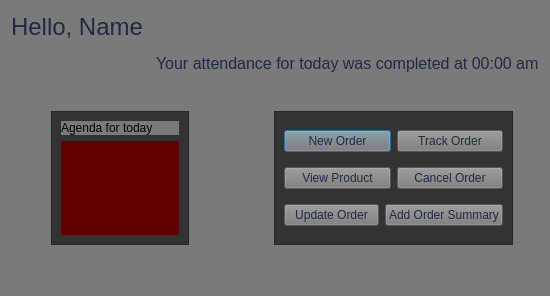
This is Bhitti/employeedash.ui in BigyaDhungana/Bhitti_v2 as Qt 5 draws it before an edit. The edited form follows.
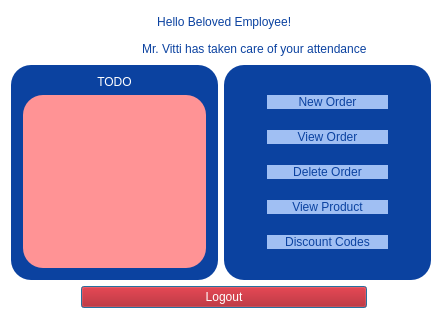
This is the edited form. Icons and pictures are not drawn.

Commit message: Employee Dash UI Done

What changed in the file:
```diff
--- a/Bhitti/employeedash.ui
+++ b/Bhitti/employeedash.ui
@@ -6,333 +6,260 @@
    <rect>
     <x>0</x>
     <y>0</y>
-    <width>440</width>
-    <height>296</height>
+    <width>448</width>
+    <height>319</height>
    </rect>
   </property>
   <property name="windowTitle">
    <string>Dialog</string>
   </property>
   <property name="styleSheet">
-   <string notr="true">background-color: rgb(122, 122, 122);</string>
+   <string notr="true">background-color: rgb(255, 255, 255);</string>
   </property>
-  <layout class="QGridLayout" name="gridLayout_6">
+  <layout class="QGridLayout" name="gridLayout" rowstretch="10,45,45">
    <item row="0" column="0">
-    <layout class="QVBoxLayout" name="verticalLayout_9" stretch="25,10,50,15">
+    <layout class="QHBoxLayout" name="horizontalLayout_6" stretch="0">
      <item>
-      <layout class="QGridLayout" name="gridLayout_5">
-       <item row="0" column="1">
-        <spacer name="horizontalSpacer">
-         <property name="orientation">
-          <enum>Qt::Horizontal</enum>
-         </property>
-         <property name="sizeHint" stdset="0">
-          <size>
-           <width>285</width>
-           <height>20</height>
-          </size>
-         </property>
-        </spacer>
-       </item>
-       <item row="0" column="0">
+      <layout class="QVBoxLayout" name="verticalLayout_3">
+       <item>
         <layout class="QHBoxLayout" name="horizontalLayout_4">
+         <item>
+          <widget class="QLabel" name="label_3">
+           <property name="maximumSize">
+            <size>
+             <width>264</width>
+             <height>112</height>
+            </size>
+           </property>
+           <property name="styleSheet">
+            <string notr="true"/>
+           </property>
+           <property name="text">
+            <string/>
+           </property>
+           <property name="pixmap">
+            <pixmap>C:/Users/Asus/Downloads/Untitled-2.png</pixmap>
+           </property>
+           <property name="scaledContents">
+            <bool>true</bool>
+           </property>
+           <property name="wordWrap">
+            <bool>true</bool>
+           </property>
+          </widget>
+         </item>
+         <item>
+          <spacer name="horizontalSpacer">
+           <property name="orientation">
+            <enum>Qt::Horizontal</enum>
+           </property>
+           <property name="sizeHint" stdset="0">
+            <size>
+             <width>40</width>
+             <height>20</height>
+            </size>
+           </property>
+          </spacer>
+         </item>
          <item>
           <widget class="QLabel" name="label">
-           <property name="font">
-            <font>
-             <pointsize>18</pointsize>
-            </font>
-           </property>
            <property name="styleSheet">
-            <string notr="true">background-color: rgb(122, 122, 122);
-color: rgb(32, 42, 68);</string>
+            <string notr="true">color: rgb(11, 66, 160);
+font: 22pt &quot;Segoe UI&quot;;</string>
            </property>
            <property name="text">
-            <string>Hello, Name </string>
+            <string>Hello Beloved Employee!  </string>
+           </property>
+           <property name="alignment">
+            <set>Qt::AlignCenter</set>
            </property>
           </widget>
          </item>
+         <item>
+          <spacer name="horizontalSpacer_2">
+           <property name="orientation">
+            <enum>Qt::Horizontal</enum>
+           </property>
+           <property name="sizeHint" stdset="0">
+            <size>
+             <width>40</width>
+             <height>20</height>
+            </size>
+           </property>
+          </spacer>
+         </item>
         </layout>
        </item>
-       <item row="1" column="0">
-        <spacer name="horizontalSpacer_2">
-         <property name="orientation">
-          <enum>Qt::Horizontal</enum>
-         </property>
-         <property name="sizeHint" stdset="0">
-          <size>
-           <width>129</width>
-           <height>20</height>
-          </size>
-         </property>
-        </spacer>
-       </item>
-       <item row="1" column="1">
+       <item>
         <layout class="QHBoxLayout" name="horizontalLayout_5">
          <item>
-          <widget class="QLabel" name="label_3">
-           <property name="font">
-            <font>
-             <pointsize>12</pointsize>
-            </font>
-           </property>
-           <property name="tabletTracking">
-            <bool>false</bool>
-           </property>
+          <widget class="QLabel" name="label_2">
            <property name="styleSheet">
-            <string notr="true">background-color: rgb(122, 122, 122);
-;
-color: rgb(32, 42, 68);</string>
+            <string notr="true">color: rgb(11, 66, 160);
+font: 300 12pt &quot;Segoe UI&quot;;</string>
            </property>
            <property name="text">
-            <string>Your attendance for today was completed at 00:00 am</string>
+            <string>                           Mr. Vitti has taken care of your attendance       </string>
            </property>
+           <property name="alignment">
+            <set>Qt::AlignCenter</set>
+           </property>
           </widget>
          </item>
         </layout>
        </item>
       </layout>
      </item>
+    </layout>
+   </item>
+   <item row="2" column="0" colspan="2">
+    <layout class="QHBoxLayout" name="horizontalLayout">
+     <property name="leftMargin">
+      <number>70</number>
+     </property>
+     <property name="rightMargin">
+      <number>70</number>
+     </property>
      <item>
-      <spacer name="verticalSpacer_4">
-       <property name="orientation">
-        <enum>Qt::Vertical</enum>
+      <widget class="QPushButton" name="pushButton_6">
+       <property name="styleSheet">
+        <string notr="true">color: rgb(255, 255, 255);
+background-color: rgb(177, 0, 3);
+font: 900 9pt &quot;Segoe UI Black&quot;;</string>
        </property>
-       <property name="sizeHint" stdset="0">
-        <size>
-         <width>20</width>
-         <height>64</height>
-        </size>
+       <property name="text">
+        <string>Logout</string>
        </property>
-      </spacer>
+      </widget>
      </item>
+    </layout>
+   </item>
+   <item row="1" column="0">
+    <layout class="QHBoxLayout" name="horizontalLayout_3" stretch="30,30">
      <item>
-      <layout class="QGridLayout" name="gridLayout_4" columnstretch="10,35,20,0">
-       <item row="0" column="1">
-        <layout class="QGridLayout" name="gridLayout_2">
-         <item row="1" column="0">
-          <widget class="QFrame" name="frame_2">
-           <property name="sizePolicy">
-            <sizepolicy hsizetype="Preferred" vsizetype="Preferred">
-             <horstretch>0</horstretch>
-             <verstretch>0</verstretch>
-            </sizepolicy>
-           </property>
-           <property name="styleSheet">
-            <string notr="true">background-color: rgb(51, 51, 51);</string>
-           </property>
-           <property name="frameShape">
-            <enum>QFrame::StyledPanel</enum>
-           </property>
-           <property name="frameShadow">
-            <enum>QFrame::Raised</enum>
-           </property>
-           <layout class="QVBoxLayout" name="verticalLayout_4">
-            <item>
-             <layout class="QVBoxLayout" name="verticalLayout_3" stretch="10,90">
-              <item>
-               <layout class="QVBoxLayout" name="verticalLayout_8">
-                <item>
-                 <widget class="QLabel" name="label_4">
-                  <property name="styleSheet">
-                   <string notr="true">background-color: rgb(122, 122, 122);</string>
-                  </property>
-                  <property name="text">
-                   <string>Agenda for today</string>
-                  </property>
-                 </widget>
-                </item>
-               </layout>
-              </item>
-              <item>
-               <layout class="QVBoxLayout" name="verticalLayout_5">
-                <item>
-                 <widget class="QLabel" name="label_2">
-                  <property name="styleSheet">
-                   <string notr="true">background-color: rgb(98, 0, 0);</string>
-                  </property>
-                  <property name="text">
-                   <string/>
-                  </property>
-                 </widget>
-                </item>
-               </layout>
-              </item>
-             </layout>
-            </item>
-           </layout>
-          </widget>
-         </item>
-        </layout>
-       </item>
-       <item row="0" column="2">
-        <spacer name="horizontalSpacer_3">
-         <property name="orientation">
-          <enum>Qt::Horizontal</enum>
-         </property>
-         <property name="sizeHint" stdset="0">
-          <size>
-           <width>40</width>
-           <height>20</height>
-          </size>
-         </property>
-        </spacer>
-       </item>
-       <item row="0" column="3">
-        <layout class="QGridLayout" name="gridLayout" columnstretch="90,10">
-         <item row="0" column="0">
-          <widget class="QFrame" name="frame">
-           <property name="styleSheet">
-            <string notr="true">background-color: rgb(51, 51, 51);</string>
-           </property>
-           <property name="frameShape">
-            <enum>QFrame::StyledPanel</enum>
-           </property>
-           <property name="frameShadow">
-            <enum>QFrame::Raised</enum>
-           </property>
-           <layout class="QVBoxLayout" name="verticalLayout_2">
-            <item>
-             <layout class="QHBoxLayout" name="horizontalLayout">
-              <item>
-               <widget class="QPushButton" name="pushButton">
-                <property name="cursor">
-                 <cursorShape>PointingHandCursor</cursorShape>
-                </property>
-                <property name="styleSheet">
-                 <string notr="true">color: rgb(32, 42, 68);
-background-color: rgb(122, 122, 122);</string>
-                </property>
-                <property name="text">
-                 <string>New Order</string>
-                </property>
-               </widget>
-              </item>
-              <item>
-               <widget class="QPushButton" name="pushButton_2">
-                <property name="cursor">
-                 <cursorShape>PointingHandCursor</cursorShape>
-                </property>
-                <property name="styleSheet">
-                 <string notr="true">background-color: rgb(122, 122, 122);
-color: rgb(32, 42, 68);</string>
-                </property>
-                <property name="text">
-                 <string>Track Order</string>
-                </property>
-               </widget>
-              </item>
-             </layout>
-            </item>
-            <item>
-             <layout class="QHBoxLayout" name="horizontalLayout_2">
-              <item>
-               <widget class="QPushButton" name="pushButton_3">
-                <property name="cursor">
-                 <cursorShape>PointingHandCursor</cursorShape>
-                </property>
-                <property name="styleSheet">
-                 <string notr="true">background-color: rgb(122, 122, 122);
-color: rgb(32, 42, 68);</string>
-                </property>
-                <property name="text">
-                 <string>View Product</string>
-                </property>
-               </widget>
-              </item>
-              <item>
-               <widget class="QPushButton" name="pushButton_4">
-                <property name="cursor">
-                 <cursorShape>PointingHandCursor</cursorShape>
-                </property>
-                <property name="styleSheet">
-                 <string notr="true">background-color: rgb(122, 122, 122);
-color: rgb(32, 42, 68);</string>
-                </property>
-                <property name="text">
-                 <string>Cancel Order</string>
-                </property>
-               </widget>
-              </item>
-             </layout>
-            </item>
-            <item>
-             <layout class="QHBoxLayout" name="horizontalLayout_3">
-              <item>
-               <widget class="QPushButton" name="pushButton_5">
-                <property name="cursor">
-                 <cursorShape>PointingHandCursor</cursorShape>
-                </property>
-                <property name="styleSheet">
-                 <string notr="true">background-color: rgb(122, 122, 122);
-color: rgb(32, 42, 68);</string>
-                </property>
-                <property name="text">
-                 <string>Update Order</string>
-                </property>
-               </widget>
-              </item>
-              <item>
-               <widget class="QPushButton" name="pushButton_6">
-                <property name="cursor">
-                 <cursorShape>PointingHandCursor</cursorShape>
-                </property>
-                <property name="styleSheet">
-                 <string notr="true">background-color: rgb(122, 122, 122);
-color: rgb(32, 42, 68);</string>
-                </property>
-                <property name="text">
-                 <string>Add Order Summary</string>
-                </property>
-               </widget>
-              </item>
-             </layout>
-            </item>
-           </layout>
-          </widget>
-         </item>
-         <item row="0" column="1">
-          <spacer name="horizontalSpacer_5">
-           <property name="orientation">
-            <enum>Qt::Horizontal</enum>
-           </property>
-           <property name="sizeHint" stdset="0">
-            <size>
-             <width>40</width>
-             <height>20</height>
-            </size>
-           </property>
-          </spacer>
-         </item>
-        </layout>
-       </item>
-       <item row="0" column="0">
-        <spacer name="horizontalSpacer_4">
-         <property name="orientation">
-          <enum>Qt::Horizontal</enum>
-         </property>
-         <property name="sizeHint" stdset="0">
-          <size>
-           <width>40</width>
-           <height>20</height>
-          </size>
-         </property>
-        </spacer>
-       </item>
-      </layout>
+      <widget class="QGroupBox" name="groupBox_2">
+       <property name="styleSheet">
+        <string notr="true">background-color:rgb(11, 66, 160);
+font: 9pt &quot;Segoe UI&quot;;
+border-radius:20px;</string>
+       </property>
+       <property name="title">
+        <string/>
+       </property>
+       <property name="alignment">
+        <set>Qt::AlignCenter</set>
+       </property>
+       <layout class="QVBoxLayout" name="verticalLayout" stretch="0,99">
+        <property name="topMargin">
+         <number>4</number>
+        </property>
+        <item>
+         <widget class="QLabel" name="label_4">
+          <property name="styleSheet">
+           <string notr="true">color: rgb(255, 255, 255);
+font: 300 18pt &quot;Segoe UI&quot;;</string>
+          </property>
+          <property name="text">
+           <string>TODO</string>
+          </property>
+          <property name="alignment">
+           <set>Qt::AlignCenter</set>
+          </property>
+         </widget>
+        </item>
+        <item>
+         <widget class="QLabel" name="label_5">
+          <property name="styleSheet">
+           <string notr="true">background-color: rgb(200, 0, 0);
+background-color: rgb(255, 147, 149);</string>
+          </property>
+          <property name="text">
+           <string/>
+          </property>
+         </widget>
+        </item>
+       </layout>
+      </widget>
      </item>
      <item>
-      <spacer name="verticalSpacer_5">
-       <property name="orientation">
-        <enum>Qt::Vertical</enum>
+      <widget class="QGroupBox" name="groupBox">
+       <property name="styleSheet">
+        <string notr="true">background-color:rgb(11, 66, 160);
+border-radius:20px;</string>
        </property>
-       <property name="sizeHint" stdset="0">
-        <size>
-         <width>20</width>
-         <height>64</height>
-        </size>
+       <property name="title">
+        <string/>
        </property>
-      </spacer>
+       <layout class="QVBoxLayout" name="verticalLayout_2">
+        <property name="leftMargin">
+         <number>40</number>
+        </property>
+        <property name="rightMargin">
+         <number>40</number>
+        </property>
+        <item>
+         <widget class="QPushButton" name="pushButton">
+          <property name="styleSheet">
+           <string notr="true">background-color: rgb(160,191,243);
+color: rgb(11, 66, 160);
+font: 600 19pt &quot;Segoe UI&quot;;</string>
+          </property>
+          <property name="text">
+           <string>New Order</string>
+          </property>
+         </widget>
+        </item>
+        <item>
+         <widget class="QPushButton" name="pushButton_2">
+          <property name="styleSheet">
+           <string notr="true">background-color: rgb(160,191,243);
+color: rgb(11, 66, 160);
+font: 600 19pt &quot;Segoe UI&quot;;</string>
+          </property>
+          <property name="text">
+           <string>View Order</string>
+          </property>
+         </widget>
+        </item>
+        <item>
+         <widget class="QPushButton" name="pushButton_3">
+          <property name="styleSheet">
+           <string notr="true">background-color: rgb(160,191,243);
+color: rgb(11, 66, 160);
+font: 600 19pt &quot;Segoe UI&quot;;</string>
+          </property>
+          <property name="text">
+           <string>Delete Order</string>
+          </property>
+         </widget>
+        </item>
+        <item>
+         <widget class="QPushButton" name="pushButton_4">
+          <property name="styleSheet">
+           <string notr="true">background-color: rgb(160,191,243);
+color: rgb(11, 66, 160);
+font: 600 19pt &quot;Segoe UI&quot;;</string>
+          </property>
+          <property name="text">
+           <string>View Product</string>
+          </property>
+         </widget>
+        </item>
+        <item>
+         <widget class="QPushButton" name="pushButton_5">
+          <property name="styleSheet">
+           <string notr="true">background-color: rgb(160,191,243);
+color: rgb(11, 66, 160);
+font: 600 19pt &quot;Segoe UI&quot;;
+border-radius:20px;</string>
+          </property>
+          <property name="text">
+           <string>Discount Codes</string>
+          </property>
+         </widget>
+        </item>
+       </layout>
+      </widget>
      </item>
     </layout>
    </item>
```
The commit also changes 12 other files.
